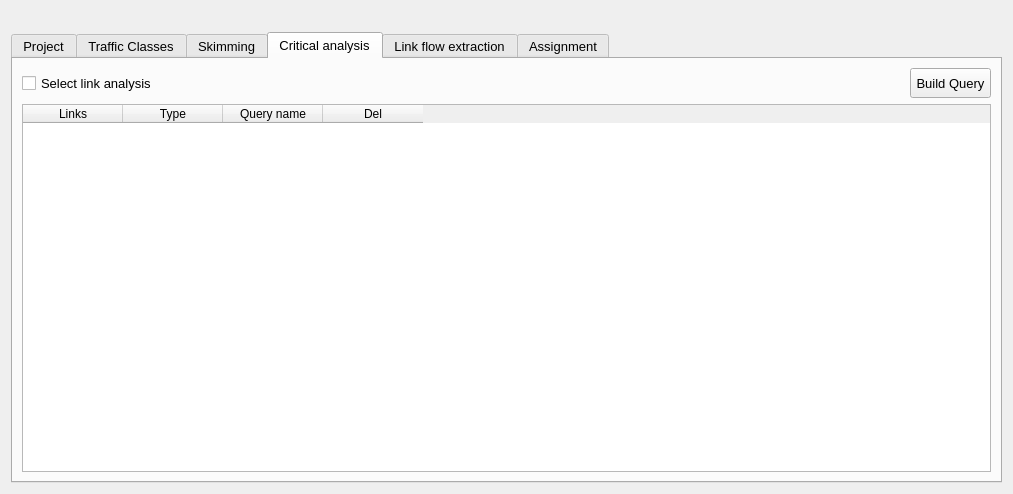
First picture: the form in qaequilibrae/modules/paths_procedures/forms/ui_traffic_assignment.ui, repository AequilibraE/QAequilibraE, before the edit.
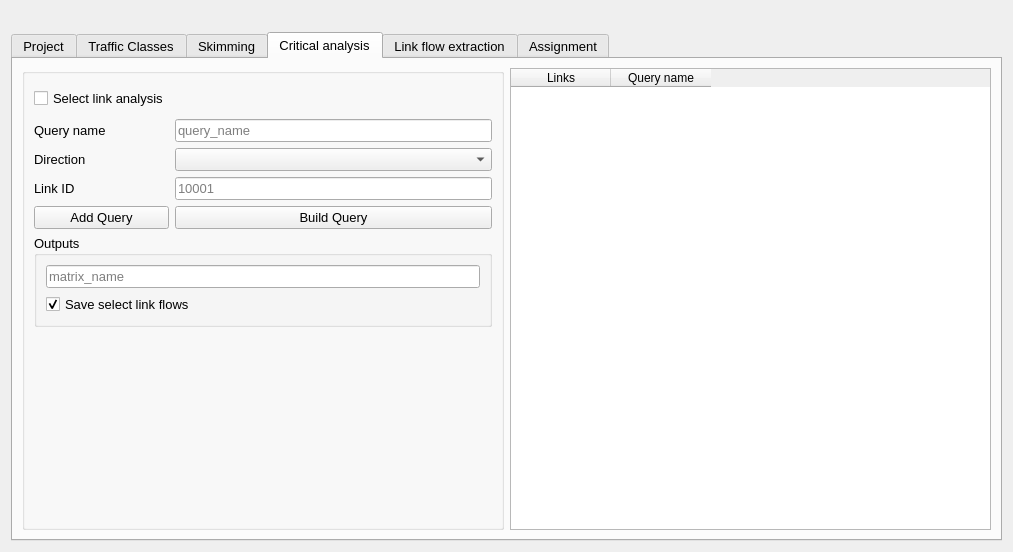
Second picture: the form after the edit. The open tabs and pages were chosen to show the change.

Commit message: Add Select Link Analysis

Patch:
```diff
--- a/qaequilibrae/modules/paths_procedures/forms/ui_traffic_assignment.ui
+++ b/qaequilibrae/modules/paths_procedures/forms/ui_traffic_assignment.ui
@@ -10,7 +10,7 @@
     <x>0</x>
     <y>0</y>
     <width>1013</width>
-    <height>494</height>
+    <height>552</height>
    </rect>
   </property>
   <property name="minimumSize">
@@ -687,7 +687,83 @@
        <string>Critical analysis</string>
       </attribute>
       <layout class="QGridLayout" name="gridLayout_6">
+       <item row="1" column="0">
+        <widget class="QGroupBox" name="gridGroupBox">
+         <layout class="QGridLayout" name="gridLayout_13">
+          <item row="5" column="0">
+           <widget class="QLabel" name="label_16">
+            <property name="text">
+             <string>Link ID</string>
+            </property>
+           </widget>
+          </item>
+          <item row="5" column="1">
+           <widget class="QLineEdit" name="input_link_id">
+            <property name="placeholderText">
+             <string>10001</string>
+            </property>
+           </widget>
+          </item>
+          <item row="4" column="0">
+           <widget class="QLabel" name="label_15">
+            <property name="text">
+             <string>Direction</string>
+            </property>
+           </widget>
+          </item>
+          <item row="7" column="0" colspan="2">
+           <widget class="QGroupBox" name="gridGroupBox">
+            <property name="title">
+             <string>Outputs</string>
+            </property>
+            <layout class="QGridLayout" name="gridLayout_14">
+             <item row="1" column="0">
+              <widget class="QCheckBox" name="chb_save_flow">
+               <property name="text">
+                <string>Save select link flows</string>
+               </property>
+               <property name="checked">
+                <bool>true</bool>
+               </property>
+              </widget>
+             </item>
        <item row="0" column="0">
+              <widget class="QLineEdit" name="sl_mat_name">
+               <property name="inputMask">
+                <string/>
+               </property>
+               <property name="text">
+                <string/>
+               </property>
+               <property name="placeholderText">
+                <string>matrix_name</string>
+               </property>
+              </widget>
+             </item>
+            </layout>
+           </widget>
+          </item>
+          <item row="6" column="1">
+           <widget class="QPushButton" name="but_build_query">
+            <property name="text">
+             <string>Build Query</string>
+            </property>
+           </widget>
+          </item>
+          <item row="8" column="0">
+           <spacer name="verticalSpacer">
+            <property name="orientation">
+             <enum>Qt::Vertical</enum>
+            </property>
+            <property name="sizeHint" stdset="0">
+             <size>
+              <width>20</width>
+              <height>40</height>
+             </size>
+            </property>
+           </spacer>
+          </item>
+          <item row="1" column="0">
         <widget class="QCheckBox" name="do_select_link">
          <property name="enabled">
           <bool>true</bool>
@@ -703,29 +779,46 @@
          </property>
         </widget>
        </item>
-       <item row="0" column="1">
-        <widget class="QPushButton" name="but_build_query">
-         <property name="enabled">
+          <item row="3" column="1">
+           <widget class="QLineEdit" name="input_qry_name">
+            <property name="inputMask">
+             <string/>
+            </property>
+            <property name="text">
+             <string/>
+            </property>
+            <property name="maxLength">
+             <number>32767</number>
+            </property>
+            <property name="frame">
           <bool>true</bool>
          </property>
-         <property name="minimumSize">
-          <size>
-           <width>0</width>
-           <height>30</height>
-          </size>
-         </property>
-         <property name="maximumSize">
-          <size>
-           <width>81</width>
-           <height>16777215</height>
-          </size>
-         </property>
+            <property name="placeholderText">
+             <string>query_name</string>
+            </property>
+           </widget>
+          </item>
+          <item row="4" column="1">
+           <widget class="QComboBox" name="cob_direction"/>
+          </item>
+          <item row="6" column="0">
+           <widget class="QPushButton" name="but_add_query">
+            <property name="text">
+             <string>Add Query</string>
+            </property>
+           </widget>
+          </item>
+          <item row="3" column="0">
+           <widget class="QLabel" name="label_12">
          <property name="text">
-          <string>Build Query</string>
+             <string>Query name</string>
          </property>
         </widget>
        </item>
-       <item row="1" column="0" colspan="2">
+         </layout>
+        </widget>
+       </item>
+       <item row="1" column="2">
         <widget class="QTableWidget" name="select_link_list">
          <property name="enabled">
           <bool>true</bool>
@@ -743,31 +836,21 @@
           <number>0</number>
          </property>
          <property name="columnCount">
-          <number>4</number>
+          <number>2</number>
          </property>
          <attribute name="verticalHeaderDefaultSectionSize">
-          <number>27</number>
+          <number>31</number>
          </attribute>
          <column>
           <property name="text">
            <string>Links</string>
           </property>
          </column>
-         <column>
-          <property name="text">
-           <string>Type</string>
-          </property>
-         </column>
          <column>
           <property name="text">
            <string>Query name</string>
           </property>
          </column>
-         <column>
-          <property name="text">
-           <string>Del</string>
-          </property>
-         </column>
         </widget>
        </item>
       </layout>
```
Left out of the diff: 6 changed lines with no effect on the pictures. Lines whose indentation alone changed are shown as unchanged. The commit also changes 1 other file.
